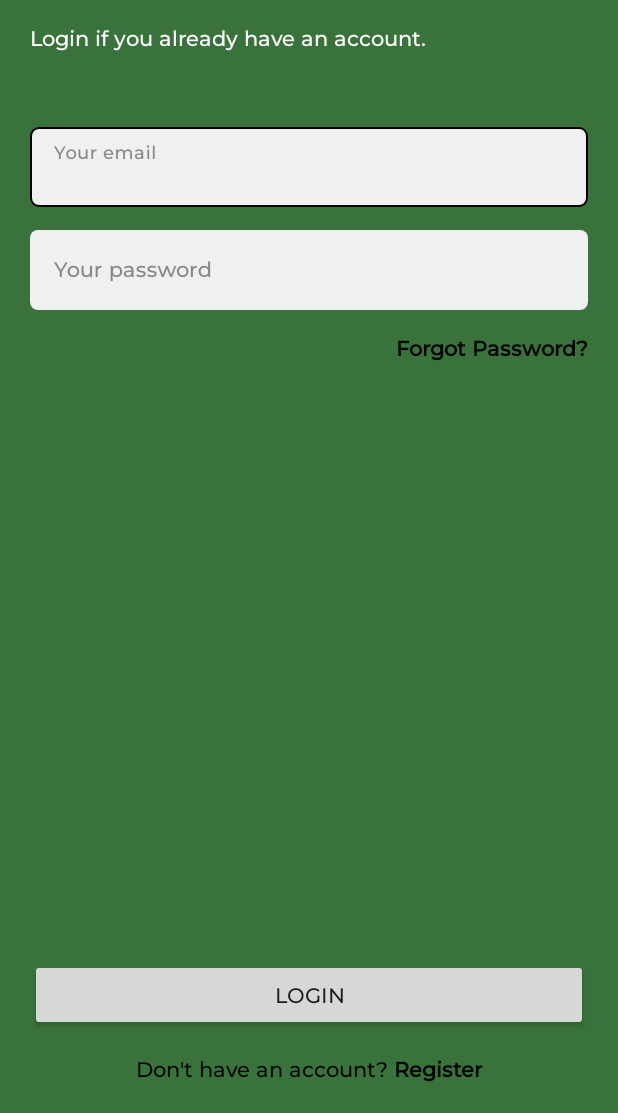
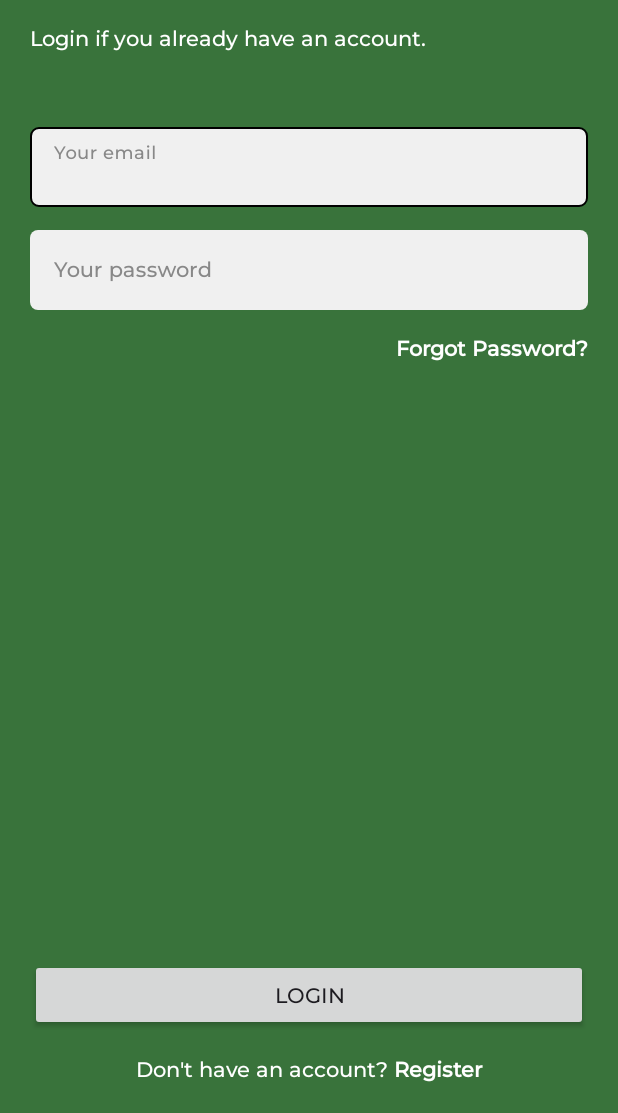
Before and after one commit to SkyAfra/Mobile-Development, an Android app: the LoginActivity screen opened directly, with no data from a screen before it, on a phone screen of 412 x 824 dp, the part 123-1236 px from its top. Run offline under Robolectric (Android 15) with nearby library versions, the phone set to English and light mode, and no system bars; our stand-ins replace Firebase (no records; nobody signed in at launch, a user with empty details on screens opened directly).

Commit message:
Commit ver2.0 Yop - Finishing Project

```diff
--- a/app/src/main/res/layout-land/activity_login.xml
+++ b/app/src/main/res/layout-land/activity_login.xml
@@ -14,6 +14,7 @@
         android:layout_width="match_parent"
         android:layout_height="wrap_content"
         android:text="@string/login_title"
+        android:textColor="@color/white"
         app:layout_constraintEnd_toEndOf="parent"
         app:layout_constraintStart_toStartOf="parent"
         app:layout_constraintTop_toTopOf="parent" />
@@ -25,6 +26,7 @@
         android:layout_marginTop="15dp"
         android:text="@string/login_sub_title"
         style="@style/SubTitle"
+        android:textColor="@color/white"
         app:layout_constraintEnd_toEndOf="parent"
         app:layout_constraintStart_toStartOf="parent"
         app:layout_constraintTop_toBottomOf="@+id/tv_login_title"/>
@@ -77,6 +79,7 @@
         android:text="@string/forgot_password"
         android:textAlignment="textEnd"
         android:textStyle="bold"
+        android:textColor="@color/white"
         app:layout_constraintBottom_toTopOf="@+id/btn_login"
         app:layout_constraintEnd_toEndOf="parent"
         app:layout_constraintStart_toStartOf="parent"
@@ -99,6 +102,7 @@
         android:text="@string/login_havent_account"
         android:textAlignment="center"
         style="@style/SubTitle"
+        android:textColor="@color/white"
         app:layout_constraintBottom_toBottomOf="parent"
         app:layout_constraintEnd_toEndOf="parent"
         app:layout_constraintStart_toStartOf="parent"/>
--- a/app/src/main/res/layout-land/activity_register.xml
+++ b/app/src/main/res/layout-land/activity_register.xml
@@ -65,6 +65,7 @@
         android:text="@string/register_have_account"
         android:textAlignment="center"
         style="@style/SubTitle"
+        android:textColor="@color/white"
         app:layout_constraintBottom_toBottomOf="parent"
         app:layout_constraintEnd_toEndOf="parent"
         app:layout_constraintStart_toStartOf="parent"/>
--- a/app/src/main/res/layout/activity_login.xml
+++ b/app/src/main/res/layout/activity_login.xml
@@ -80,6 +80,7 @@
         android:textStyle="bold"
         android:textAlignment="textEnd"
         style="@style/SubTitle"
+        android:textColor="@color/white"
         app:layout_constraintEnd_toEndOf="parent"
         app:layout_constraintStart_toStartOf="parent"
         app:layout_constraintTop_toBottomOf="@id/til_password" />
@@ -101,6 +102,7 @@
         android:text="@string/login_havent_account"
         android:textAlignment="center"
         style="@style/SubTitle"
+        android:textColor="@color/white"
         app:layout_constraintBottom_toBottomOf="parent"
         app:layout_constraintEnd_toEndOf="parent"
         app:layout_constraintStart_toStartOf="parent"/>
--- a/app/src/main/res/layout/activity_register.xml
+++ b/app/src/main/res/layout/activity_register.xml
@@ -108,6 +108,7 @@
         android:text="@string/register_have_account"
         android:textAlignment="center"
         style="@style/SubTitle"
+        android:textColor="@color/white"
         app:layout_constraintBottom_toBottomOf="parent"
         app:layout_constraintEnd_toEndOf="parent"
         app:layout_constraintStart_toStartOf="parent"/>
```
